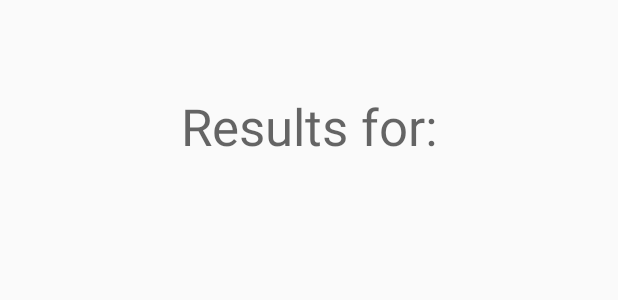
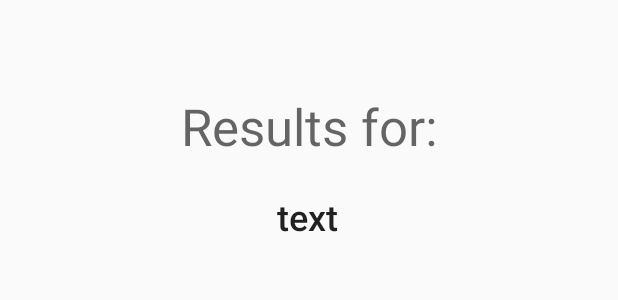
Before and after one commit to Marora44/Bookstore, an Android app: the layout activity_search_results.xml on its own in the app's theme, with its tools: preview values and no code run, on a phone screen of 412 x 824 dp. Shown: the top 300 px of the screen. Run offline under Robolectric (Android 15) with nearby library versions, the phone set to English and light mode, and no system bars; network calls fail.

Commit message:
Revert "merge from search branch"
This reverts commit 4ac1d0293ffb6bb0713770f41b95004eacbe04bb, reversing
changes made to 8c0474ef24fa3bc40c742584746cee1a539e0284.

```diff
--- a/Phase3/app/Bookstore/app/build.gradle
+++ b/Phase3/app/Bookstore/app/build.gradle
@@ -33,7 +33,6 @@ dependencies {
     implementation 'com.google.android.material:material:1.5.0'
     implementation 'androidx.constraintlayout:constraintlayout:2.1.3'
     implementation 'com.android.volley:volley:1.2.1'
-    implementation 'com.android.support:recyclerview-v7:28.0.0'
     testImplementation 'junit:junit:4.13.2'
     androidTestImplementation 'androidx.test.ext:junit:1.1.3'
     androidTestImplementation 'androidx.test.espresso:espresso-core:3.4.0'
--- a/Phase3/app/Bookstore/app/src/main/res/layout/activity_search_results.xml
+++ b/Phase3/app/Bookstore/app/src/main/res/layout/activity_search_results.xml
@@ -20,12 +20,18 @@
         app:layout_constraintStart_toStartOf="parent"
         app:layout_constraintTop_toTopOf="parent" />
 
-    <androidx.recyclerview.widget.RecyclerView
+    <TextView
         android:id="@+id/displayQuery"
-        android:layout_width="409dp"
-        android:layout_height="570dp"
-        tools:layout_editor_absoluteX="1dp"
-        tools:layout_editor_absoluteY="160dp" />
+        android:layout_width="wrap_content"
+        android:layout_height="wrap_content"
+        android:layout_marginTop="21dp"
+        android:text="text"
+        android:textAppearance="@style/TextAppearance.AppCompat.Body2"
+        android:textSize="24sp"
+        app:layout_constraintEnd_toEndOf="parent"
+        app:layout_constraintHorizontal_bias="0.498"
+        app:layout_constraintStart_toStartOf="parent"
+        app:layout_constraintTop_toBottomOf="@+id/textView2" />
 
 
 </androidx.constraintlayout.widget.ConstraintLayout>
--- a/Phase3/app/Bookstore/app/src/main/res/layout/text_row_item.xml
+++ /dev/null
@@ -1,6 +0,0 @@
-<?xml version="1.0" encoding="utf-8"?>
-<androidx.constraintlayout.widget.ConstraintLayout xmlns:android="http://schemas.android.com/apk/res/android"
-    android:layout_width="match_parent"
-    android:layout_height="match_parent">
-
-</androidx.constraintlayout.widget.ConstraintLayout>
--- a/Phase3/app/Bookstore/app/src/main/res/values/strings.xml
+++ b/Phase3/app/Bookstore/app/src/main/res/values/strings.xml
@@ -1,4 +1,4 @@
 <resources>
     <string name="app_name">Bookstore</string>
-    <string name="url">http://192.168.1.163/phase3</string>
+    <string name="url">http://10.240.68.7/Git/Bookstore/Phase3/</string>
 </resources>
--- a/Phase3/app/Bookstore/gradle.properties
+++ b/Phase3/app/Bookstore/gradle.properties
@@ -15,7 +15,6 @@ org.gradle.jvmargs=-Xmx2048m -Dfile.encoding=UTF-8
 # Android operating system, and which are packaged with your app"s APK
 # https://developer.android.com/topic/libraries/support-library/androidx-rn
 android.useAndroidX=true
-android.enableJetifier=true
 # Enables namespacing of each library's R class so that its R class includes only the
 # resources declared in the library itself and none from the library's dependencies,
 # thereby reducing the size of the R class for that library
```
Also changed, not shown: Phase3/app/Bookstore/app/src/main/java/com/example/bookstore/BookResults.java (deleted, +0 -21 lines), Phase3/app/Bookstore/app/src/main/java/com/example/bookstore/CustomAdapter.java (deleted, +0 -66 lines), Phase3/app/Bookstore/app/src/main/java/com/example/bookstore/SearchResults.java (+3 -49 lines).
